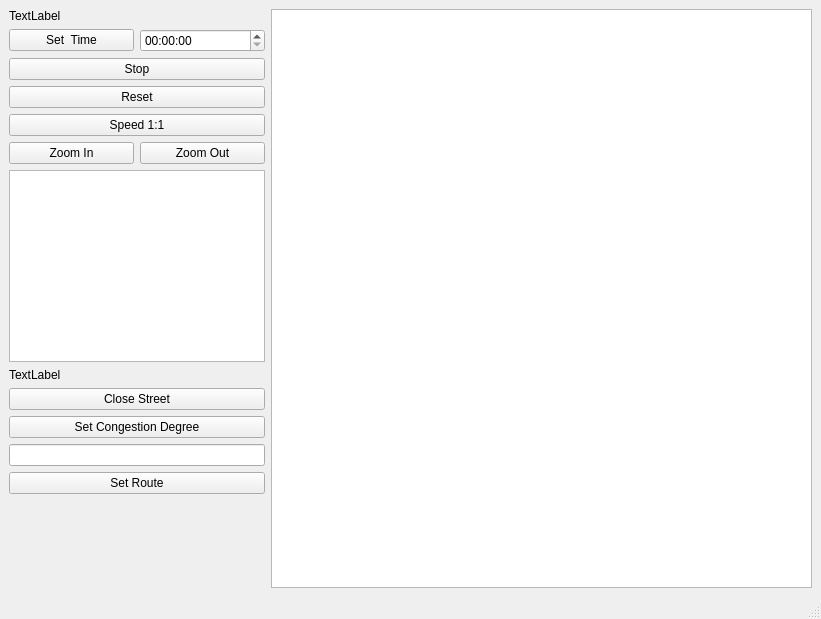
Qt form src/mainwindow.ui (tomiju/ICP-BusTracker) before a commit.
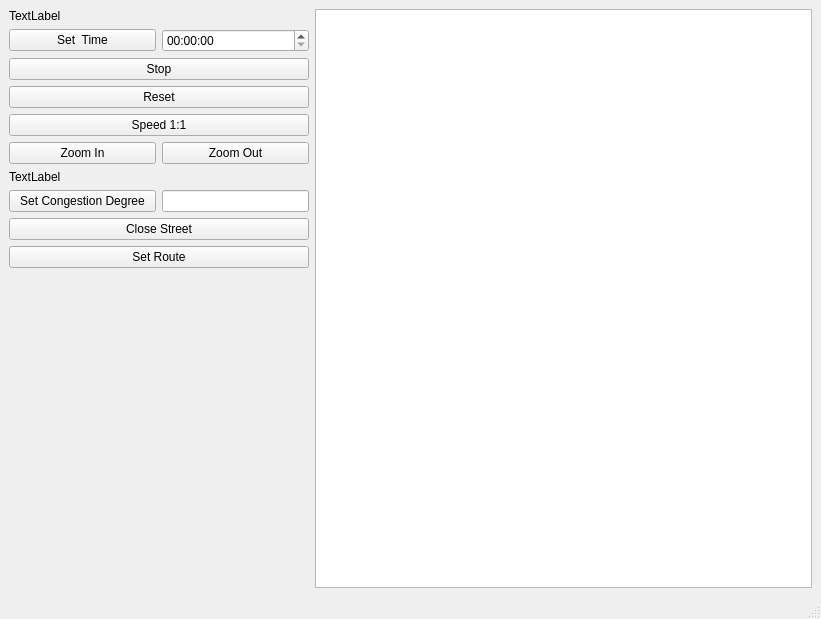
The same form after that commit.

What changed in the file:
```diff
--- a/src/mainwindow.ui
+++ b/src/mainwindow.ui
@@ -89,30 +89,33 @@
         </item>
        </layout>
       </item>
-      <item>
-       <widget class="QListWidget" name="listWidget">
-        <property name="sizePolicy">
-         <sizepolicy hsizetype="Minimum" vsizetype="Minimum">
-          <horstretch>0</horstretch>
-          <verstretch>0</verstretch>
-         </sizepolicy>
-        </property>
-       </widget>
-      </item>
       <item>
        <widget class="QLabel" name="infoLabel">
+        <property name="sizePolicy">
+         <sizepolicy hsizetype="Minimum" vsizetype="Preferred">
+          <horstretch>0</horstretch>
+          <verstretch>0</verstretch>
+         </sizepolicy>
+        </property>
+        <property name="minimumSize">
+         <size>
+          <width>300</width>
+          <height>0</height>
+         </size>
+        </property>
+        <property name="maximumSize">
+         <size>
+          <width>300</width>
+          <height>16777215</height>
+         </size>
+        </property>
         <property name="text">
          <string>TextLabel</string>
         </property>
        </widget>
       </item>
       <item>
-       <widget class="QPushButton" name="closeStreetButton">
-        <property name="text">
-         <string>Close Street</string>
-        </property>
-       </widget>
-      </item>
+       <layout class="QHBoxLayout" name="horizontalLayout_4">
       <item>
        <widget class="QPushButton" name="congestionButton">
         <property name="text">
@@ -127,6 +130,15 @@
           <horstretch>0</horstretch>
           <verstretch>0</verstretch>
          </sizepolicy>
+          </property>
+         </widget>
+        </item>
+       </layout>
+      </item>
+      <item>
+       <widget class="QPushButton" name="closeStreetButton">
+        <property name="text">
+         <string>Close Street</string>
         </property>
        </widget>
       </item>
```
Lines whose indentation alone changed are shown as unchanged.
